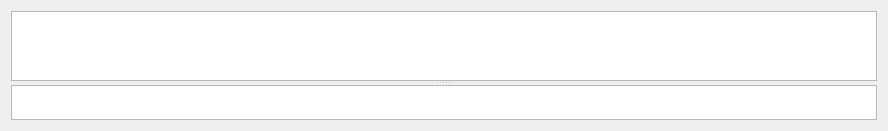
Above: Kad_QT/Kad_QT/qtui_commanddockable.ui from CBE7F1F65/b63ea6f6f9110311ba98a677c0e70afd before the change. Below: the same form after it.
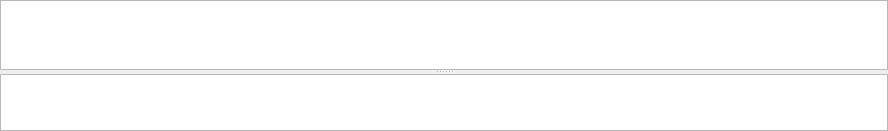
That is the form after the change. Custom widgets are drawn as their Qt base class.

```diff
--- a/Kad_QT/Kad_QT/qtui_commanddockable.ui
+++ b/Kad_QT/Kad_QT/qtui_commanddockable.ui
@@ -20,6 +20,12 @@
    <string>Form</string>
   </property>
   <layout class="QVBoxLayout" name="verticalLayout">
+   <property name="spacing">
+    <number>0</number>
+   </property>
+   <property name="margin">
+    <number>0</number>
+   </property>
    <item>
     <widget class="QSplitter" name="splitter">
      <property name="orientation">
```
